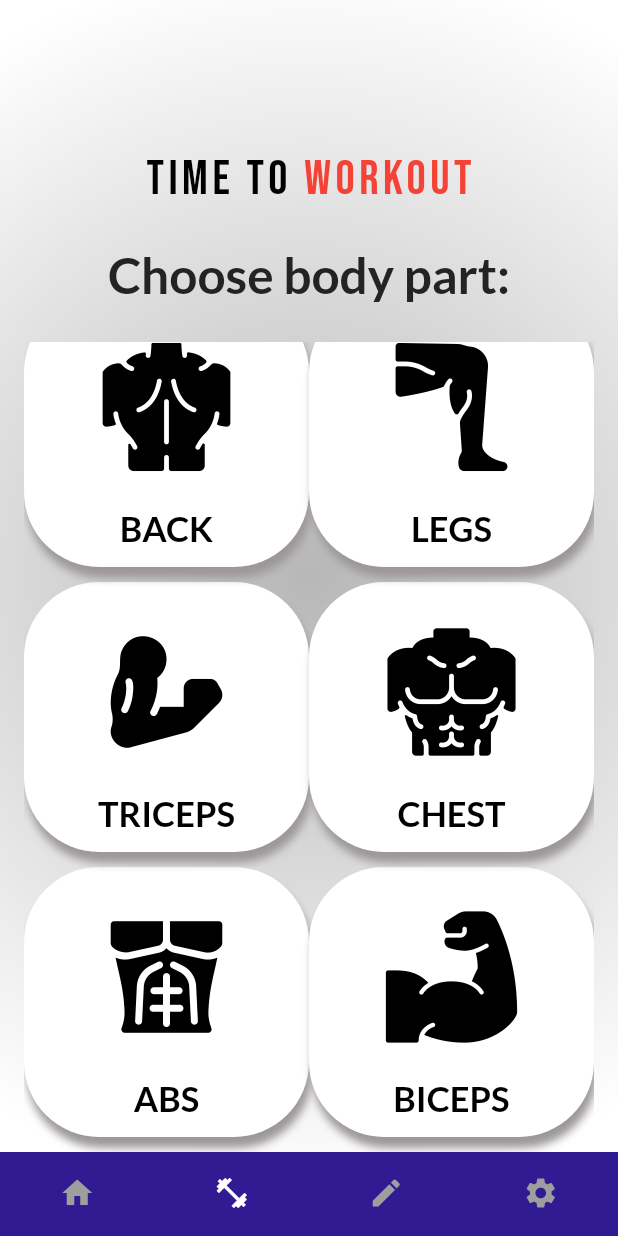
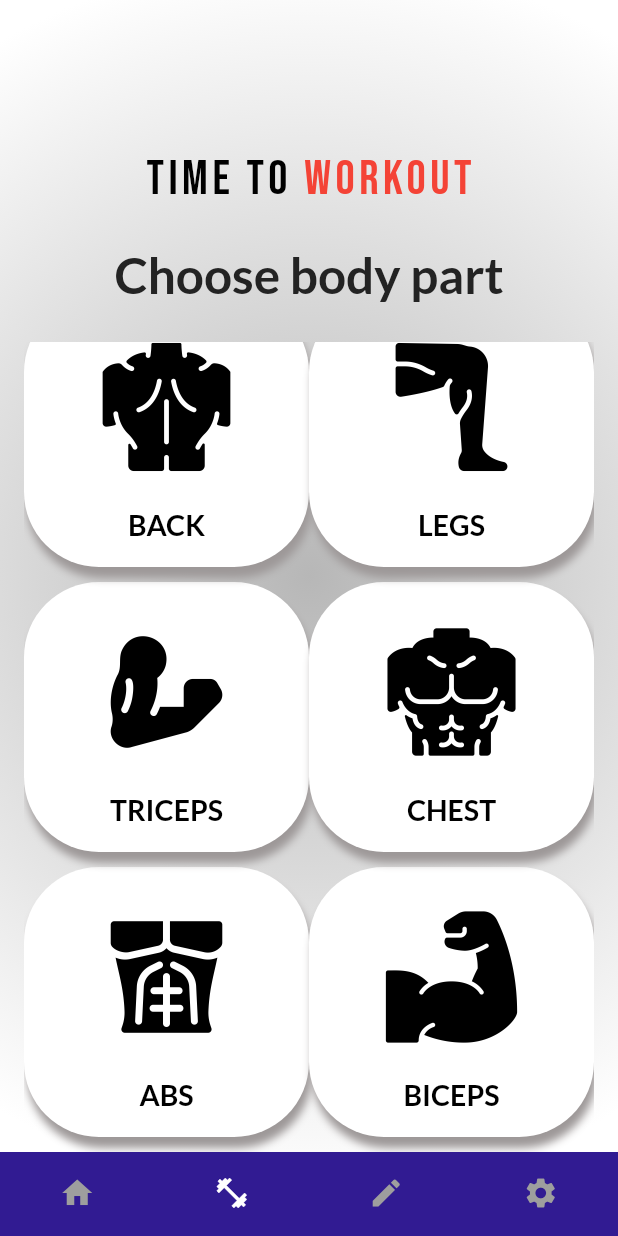
Before and after one commit to dolienn/body_optimizer, a Flutter app: the screen it shows after launch, item 2 of the bottom bar chosen, on a phone screen of 412 x 824 dp. Run offline on Flutter 3.47's test engine with Material 2 defaults, Android fonts, the phone set to English and light mode, and no system bars; our stand-ins replace google_fonts.

```diff
--- a/lib/screens/workout.dart
+++ b/lib/screens/workout.dart
@@ -85,7 +85,7 @@ class _WorkoutState extends State<Workout> {
                 Padding(
                   padding: const EdgeInsets.all(25.0),
                   child: Text(
-                    "Choose body part:",
+                    "Choose body part",
                     style: GoogleFonts.lato(fontSize: 33, fontWeight: FontWeight.bold, color: const Color(
                         0xFF232323)),
                   ),
@@ -136,7 +136,7 @@ class _WorkoutState extends State<Workout> {
                                 ),
                                 child: Padding(
                                   padding: const EdgeInsets.only(top: 140),
-                                  child: Text(partitions[index].title, style: GoogleFonts.lato(fontSize: 23, fontWeight: FontWeight.bold, color: Colors.black), textAlign: TextAlign.center,),
+                                  child: Text(partitions[index].title, style: GoogleFonts.lato(fontSize: 19, fontWeight: FontWeight.bold, color: Colors.black), textAlign: TextAlign.center,),
                                 ),
                               ),
                                 ),
```
